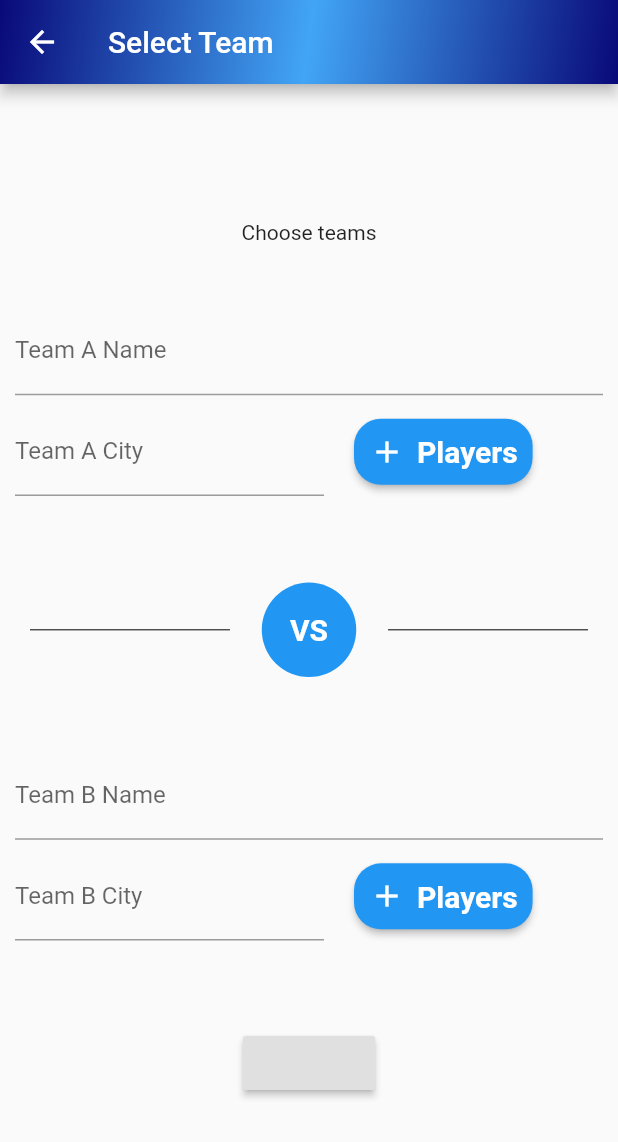
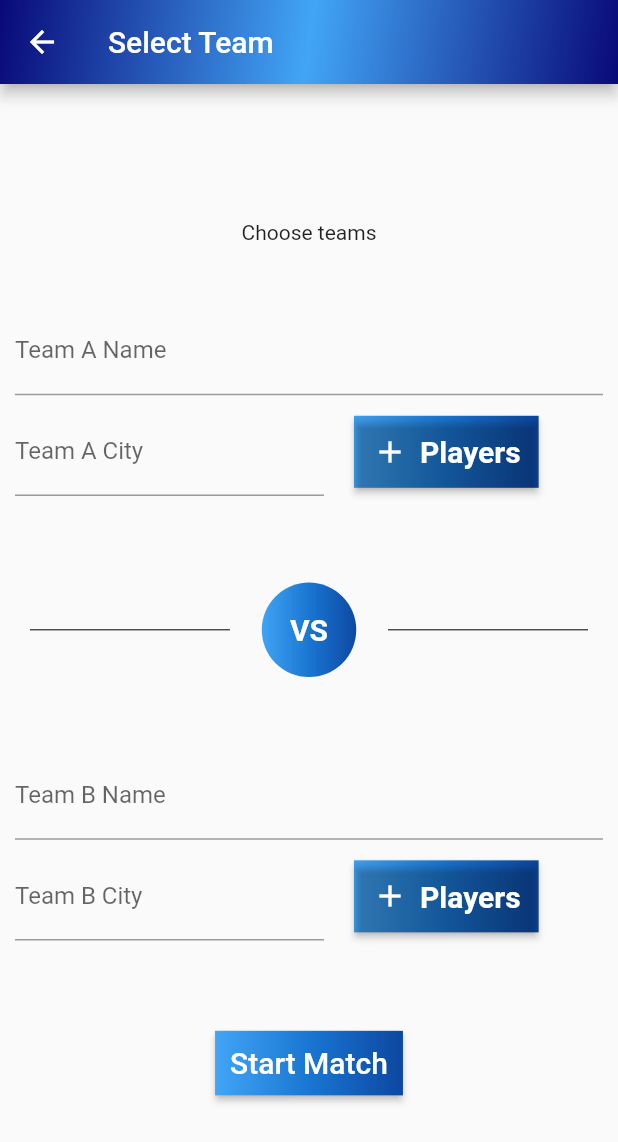
Before and after one commit to jayavardhanpatil/CricScore, a Flutter app: the SelectTeam screen opened directly, on a phone screen of 412 x 824 dp. Shown: the top 1142 px of the screen. Run offline on Flutter 3.47's test engine with Material 2 defaults, Android fonts, the phone set to English and light mode, and no system bars; our stand-ins replace auto_size_text, datetime_picker_formfield, firebase_auth, firebase_database, flutter_spinkit, flutter_typeahead and 2 more; accounts and stored records are empty; statements that could not run were skipped.

Commit message:
View squad

```diff
--- a/lib/views/home_view.dart
+++ b/lib/views/home_view.dart
@@ -74,7 +74,7 @@ class _HomeView extends State<HomeView> with TickerProviderStateMixin{
               accountEmail: new Text(AuthService.user.getEmailId()),
               currentAccountPicture : new CircleAvatar(
                 backgroundImage: new ExactAssetImage('lib/assets/images/default_profile_avatar.png'),
-                backgroundColor: Color(0xFF090979),
+                backgroundColor: Colors.white,
               ),
             ),
 
--- a/lib/views/selectTeam.dart
+++ b/lib/views/selectTeam.dart
@@ -138,7 +138,6 @@ class _SelectTeam extends State<SelectTeam> {
 
                   RaisedButton(
                     onPressed: (){
-
                       print("after changin the value : "+ _firstTteamName.text);
                       String matchBetween = "";
                       match.teams.forEach((key, value) {
@@ -146,8 +145,6 @@ class _SelectTeam extends State<SelectTeam> {
                       });
                       match.setMatchTitle(matchBetween.substring(0, matchBetween.length-3));
                       print("Match Between "+ match.getMatchTitle());
-
-
                       match.teams.forEach((key, value) {
                           print("Team Name : "+value.getTeamName());
                           print("Team City : "+value.getTeamCity());
@@ -169,6 +166,16 @@ class _SelectTeam extends State<SelectTeam> {
 //                          }
 //                        });
                     },
+                    textColor: Colors.white,
+                    padding: const EdgeInsets.all(0.0),
+                    child: Container(
+                      decoration: getButtonGradientColor(BoxShape.rectangle),
+                      padding: const EdgeInsets.all(10.0),
+                      child: const Text(
+                          'Start Match',
+                          style: TextStyle(fontSize: 20)
+                      ),
+                    ),
                   ),
                 ],
               ),
@@ -197,12 +204,13 @@ class _SelectTeam extends State<SelectTeam> {
       child: Column(
         children: <Widget>[
           Container(
+            decoration: getButtonGradientColor(BoxShape.rectangle),
             child: RaisedButton.icon(
-              padding: EdgeInsets.all(10),
-              shape :RoundedRectangleBorder(
-                borderRadius: new BorderRadius.circular(18.0),
-              ),
-              color: Colors.blue,
+              padding: EdgeInsets.all(12),
+//              shape :RoundedRectangleBorder(
+//                borderRadius: new BorderRadius.circular(18.0),
+//              ),
+              color: Colors.transparent,
               onPressed: (){
                 print("current Team Name : "+currentTeamName);
                 print("Previous Team name : "+previousTeamName);
@@ -301,10 +309,7 @@ class _SelectTeam extends State<SelectTeam> {
             )),
       ),
       Container(
-            decoration: BoxDecoration(
-            shape: BoxShape.circle,
-            color: Colors.blue,
-            ),
+            decoration: getButtonGradientColor(BoxShape.circle),
           child: Text(text,style: TextStyle(
                 color: Colors.white, fontWeight: FontWeight.w600, fontSize: 20),
              ),
--- a/lib/views/startMatch.dart
+++ b/lib/views/startMatch.dart
@@ -133,7 +133,11 @@ class _StartMatch extends State<StartMatch>{
                         SizedBox(height: _height * 0.03),
 
                         RaisedButton(
-                          onPressed: () {},
+                          onPressed: () {
+
+                            Navigator.push(context, MaterialPageRoute(builder: (context) => ViewSquad(team: team2)));
+
+                          },
                           textColor: Colors.white,
                           padding: const EdgeInsets.all(0.0),
                           child: Container(
--- a/lib/views/viewSquad.dart
+++ b/lib/views/viewSquad.dart
@@ -23,7 +23,7 @@ class _ViewSquad extends State<ViewSquad> {
 
     return Scaffold(
       appBar: AppBar(
-        title: Text(team.getTeamName() + "(" + team.players.length.toString() + ")"),
+        title: Text(team.getTeamName() + " Squad (" + team.players.length.toString() + ")"),
         flexibleSpace: getAppBarGradient(),
       ),
       body: ListView.builder(
--- a/lib/widgets/gradient.dart
+++ b/lib/widgets/gradient.dart
@@ -6,12 +6,12 @@ getButtonGradientColor(BoxShape shape){
      shape: shape,
      gradient: LinearGradient(
        colors: <Color>[
+         Color(0xFF42A5F5),
+         Color(0xFF1976D2),
+         Color(0xFF0D47A1),
+//         Color(0xFF090979),
 //         Color(0xFF42A5F5),
-//         Color(0xFF1976D2),
-//         Color(0xFF0D47A1),
-         Color(0xFF090979),
-         Color(0xFF42A5F5),
-         Color(0xFF090979),
+//         Color(0xFF090979),
        ],
      ),
    );
```
